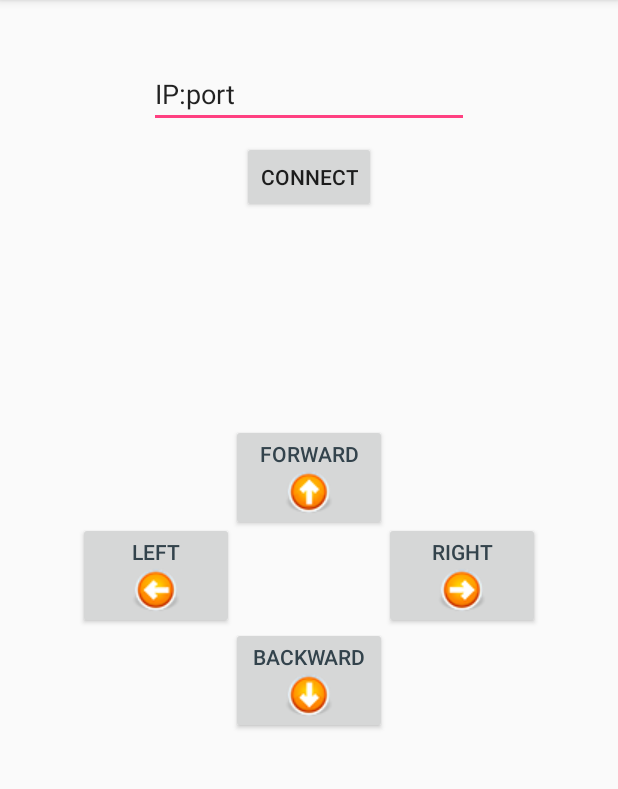
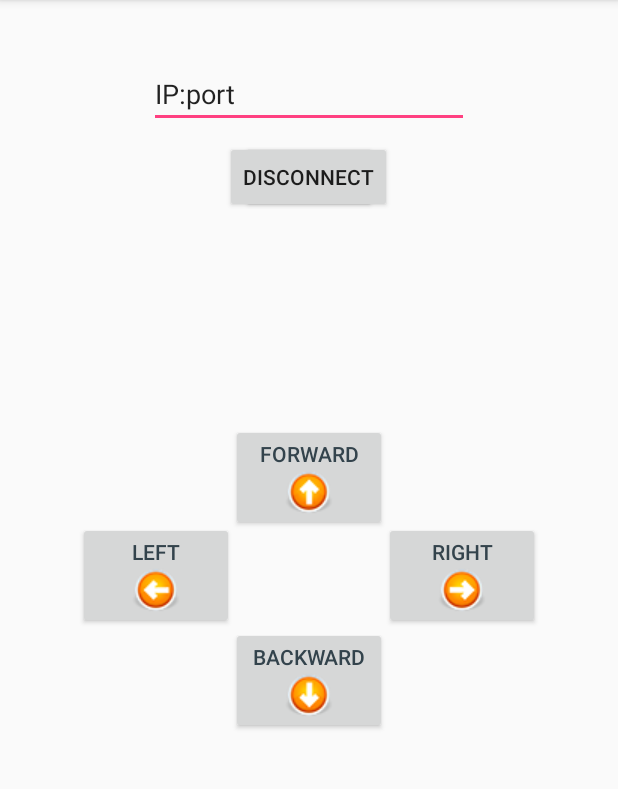
Before and after one commit to arsenal120496/app_captone, an Android app: the screen it shows after launch (MainActivity), after a tap on "CONNECT", on a phone screen of 412 x 824 dp, the part 84-873 px from its top. Run offline under Robolectric (Android 15) with nearby library versions, the phone set to English and light mode, and no system bars; libraries missing offline, so code that uses them is left out: org.eclipse.paho; 6 statements that could not run were skipped.

Commit message:
Disconnect button

```diff
--- a/app/build.gradle
+++ b/app/build.gradle
@@ -21,7 +21,6 @@ android {
 dependencies {
     implementation fileTree(dir: 'libs', include: ['*.jar'])
     implementation 'com.android.support:appcompat-v7:27.1.0'
-    implementation 'com.android.support:design:27.1.0'
     implementation 'com.android.support.constraint:constraint-layout:1.0.2'
     testImplementation 'junit:junit:4.12'
     androidTestImplementation 'com.android.support.test:runner:1.0.1'
--- a/app/src/main/AndroidManifest.xml
+++ b/app/src/main/AndroidManifest.xml
@@ -21,7 +21,7 @@
                 <category android:name="android.intent.category.LAUNCHER" />
             </intent-filter>
         </activity>
-        <service android:name="org.eclipse.paho.android.service.MqttService" />
+        <service android:name="org.eclipse.paho.android.service.MqttService" android:stopWithTask="true" />
     </application>
 
 </manifest>
--- a/app/src/main/java/com/example/administrator/app_control/MainActivity.java
+++ b/app/src/main/java/com/example/administrator/app_control/MainActivity.java
@@ -17,7 +17,9 @@ public class MainActivity extends AppCompatActivity {
     private Button btnLeft;
     private Button btnRight;
     private Button btnConnect;
+    private Button btnDisconnect;
     private EditText txtIP;
+    private boolean checkConnect;
 
     private MqttHelper mqttHelper = null;
 
@@ -32,12 +34,29 @@ public class MainActivity extends AppCompatActivity {
         btnBackward = (Button) findViewById(R.id.btnBackward);
         btnLeft = (Button) findViewById(R.id.btnLeft);
         btnRight = (Button) findViewById(R.id.btnRight);
+        btnDisconnect = (Button) findViewById(R.id.btnDisconnect);
         txtIP = (EditText) findViewById(R.id.txtIP);
 
         btnConnect.setOnClickListener(new View.OnClickListener() {
             @Override
             public void onClick(View v) {
                 mqttHelper = new MqttHelper(getApplicationContext(),txtIP.getText().toString());
+                btnDisconnect.setVisibility(View.VISIBLE);
+            }
+        });
+
+        btnDisconnect.setOnClickListener(new View.OnClickListener() {
+            @Override
+            public void onClick(View v) {
+                try {
+                    if(mqttHelper!=null && mqttHelper.getMqttAndroidClient() != null ) {
+                        btnDisconnect.setVisibility(View.INVISIBLE);
+                        mqttHelper.getMqttAndroidClient().disconnect();
+                        mqttHelper = null;
+                    }
+                } catch (MqttException e) {
+                    e.printStackTrace();
+                }
             }
         });
 
--- a/app/src/main/java/com/example/administrator/app_control/MqttHelper.java
+++ b/app/src/main/java/com/example/administrator/app_control/MqttHelper.java
@@ -55,6 +55,10 @@ public class MqttHelper {
 
     public void setCallback(MqttCallbackExtended callback) {
         mqttAndroidClient.setCallback(callback);
+    }
+
+    public MqttAndroidClient getMqttAndroidClient() {
+        return mqttAndroidClient;
     }
 
     private void connect(){
--- a/app/src/main/res/layout/activity_main.xml
+++ b/app/src/main/res/layout/activity_main.xml
@@ -76,6 +76,17 @@
             android:layout_centerHorizontal="true"
             android:layout_marginTop="94dp"
             android:text="Connect" />
+
+        <Button
+            android:id="@+id/btnDisconnect"
+            android:layout_width="wrap_content"
+            android:layout_height="wrap_content"
+            android:layout_alignParentTop="true"
+            android:layout_centerHorizontal="true"
+            android:layout_marginTop="94dp"
+            android:text="Disconnect"
+            android:visibility="invisible"
+            />
     </RelativeLayout>
 
 </android.support.constraint.ConstraintLayout>
```
